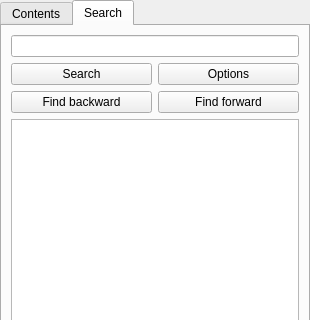
NeoProgramming/NeoPad, file src/gui/slnpanel.ui: the form before one commit; both pictures show x 0 to 310 and y 0 to 320 of the 310 by 482 pixel window.
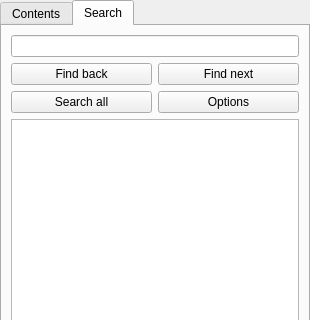
The form after the commit. The open tabs and pages were chosen to show the change. Custom widgets are drawn as their Qt base class.

Diff of the .ui file:
```diff
--- a/src/gui/slnpanel.ui
+++ b/src/gui/slnpanel.ui
@@ -130,31 +130,17 @@
          <string>Search</string>
         </attribute>
         <layout class="QGridLayout" name="gridLayout">
+         <item row="2" column="4" colspan="4">
+          <widget class="QPushButton" name="pushOptions">
+           <property name="text">
+            <string>Options</string>
+           </property>
+          </widget>
+         </item>
          <item row="0" column="0" colspan="8">
           <widget class="QLineEdit" name="lineSearch"/>
          </item>
-         <item row="6" column="4" colspan="4">
-          <widget class="QPushButton" name="pushFindNext">
-           <property name="text">
-            <string>Find forward</string>
-           </property>
-          </widget>
-         </item>
-         <item row="6" column="0" colspan="4">
-          <widget class="QPushButton" name="pushFindPrev">
-           <property name="text">
-            <string>Find backward</string>
-           </property>
-          </widget>
-         </item>
-         <item row="1" column="0" colspan="4">
-          <widget class="QPushButton" name="pushSearch">
-           <property name="text">
-            <string>Search</string>
-           </property>
-          </widget>
-         </item>
-         <item row="10" column="0" colspan="8">
+         <item row="11" column="0" colspan="8">
           <widget class="QTreeWidget" name="treeResults">
            <property name="rootIsDecorated">
             <bool>false</bool>
@@ -169,10 +155,24 @@
            </column>
           </widget>
          </item>
+         <item row="2" column="0" colspan="4">
+          <widget class="QPushButton" name="pushSearch">
+           <property name="text">
+            <string>Search all</string>
+           </property>
+          </widget>
+         </item>
+         <item row="1" column="0" colspan="4">
+          <widget class="QPushButton" name="pushFindPrev">
+           <property name="text">
+            <string>Find back</string>
+           </property>
+          </widget>
+         </item>
          <item row="1" column="4" colspan="4">
-          <widget class="QPushButton" name="pushOptions">
+          <widget class="QPushButton" name="pushFindNext">
            <property name="text">
-            <string>Options</string>
+            <string>Find next</string>
            </property>
           </widget>
          </item>
```
